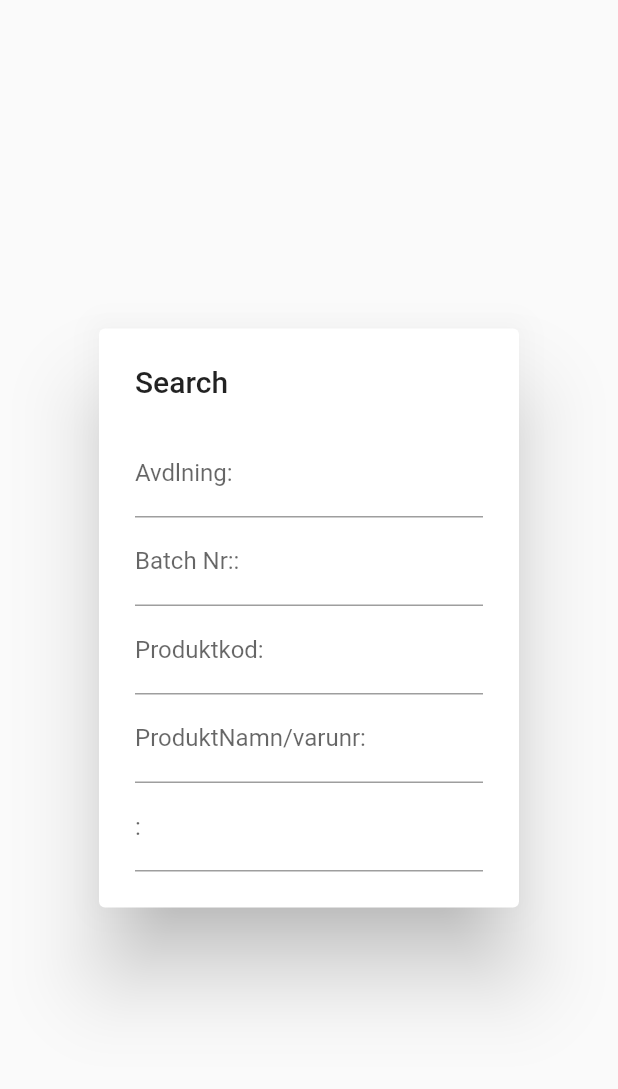
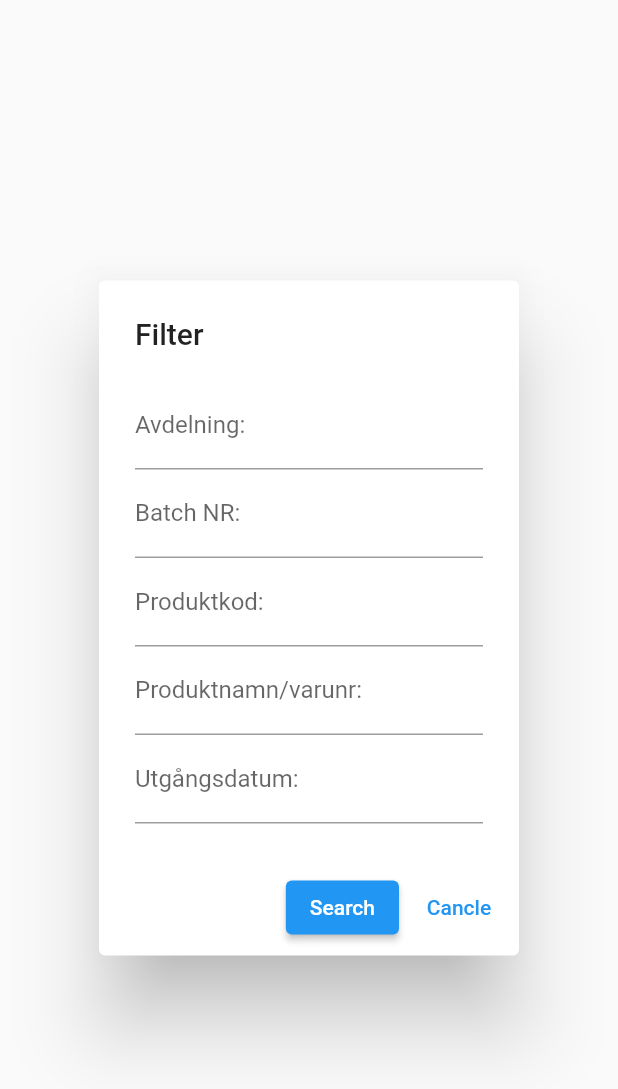
Before and after one commit to Christoffer-JL/Expiration-System-For-Nordic-Hospitals-And-Pharmacies, a Flutter app: the PopUpInsert widget shown alone on an empty page, opened directly, on a phone screen of 412 x 824 dp. Shown: the top 1089 px of the screen. Run offline on Flutter 3.47's test engine with Material 2 defaults, Android fonts, the light colour scheme and no system bars.

Commit message:
PopUpInsert done

```diff
--- a/lib/widgets/pop_up_insert.dart
+++ b/lib/widgets/pop_up_insert.dart
@@ -1,58 +1,111 @@
 import 'package:flutter/material.dart';
 
-class PopUpInsert extends StatelessWidget {
+class PopUpInsert extends StatefulWidget {
+  @override
+  _PopUpInsert createState() => _PopUpInsert();
+}
 
+class _PopUpInsert extends State<PopUpInsert> {
+  TextEditingController dateController = TextEditingController();
+  TextEditingController otherController1 = TextEditingController();
+  TextEditingController otherController2 = TextEditingController();
+  TextEditingController otherController3 = TextEditingController();
+  TextEditingController otherController4 = TextEditingController();
+
+  Future<void> _selectDate(BuildContext context) async {
+    final DateTime? picked = await showDatePicker(
+      context: context,
+      initialDate: DateTime.now(),
+      firstDate: DateTime(2000),
+      lastDate: DateTime(2500),
+    );
+
+    if (picked != null && picked != DateTime.now()) {
+      setState(() {
+        dateController.text = picked.toString().substring(0, 10);
+      });
+    }
+  }
 
   @override
-  Widget build (BuildContext context) {
+  Widget build(BuildContext context) {
     return AlertDialog(
-      title: Text('Search'),
+      title: Text('Filter'),
       content: Column(
         mainAxisSize: MainAxisSize.min,
         children: [
+          TextFormField(
+            controller: otherController1,
+            decoration: InputDecoration(labelText: 'Avdelning:',
+            hintText: 'fyll i avdelning '),
+          ),
+          TextFormField(
+            controller: otherController2,
+            decoration: InputDecoration(labelText: 'Batch NR: ',
+            hintText: 'fyll i batch nr '),
+          ),
+          TextFormField(
+            controller: otherController3,
+            decoration: InputDecoration(labelText: 'Produktkod: ',
+            hintText: 'fyll i produktkod ',),
+          ),
+          TextFormField(
+            controller: otherController4,
+            decoration: InputDecoration(labelText: 'Produktnamn/varunr: ',
+            hintText: 'fyll i produktnamn/varunr',),
+          ),
           TextField(
+            controller: dateController,
             decoration: InputDecoration(
-              labelText: 'Avdlning:',
-              hintText: 'fyll i',
-            ),
+              labelText: 'Utgångsdatum:',
+              hintText: 'fyll i utgångsdatum ',),
+            readOnly: true,
+            onTap: () => _selectDate(context),
           ),
+        ],
+      ),
+      actions: [
+        ElevatedButton(
+          onPressed: () {
 
-          TextField(
-            decoration: InputDecoration(
-              labelText: 'Batch Nr::',
-              hintText: 'fyll i',
-            ),
-          ),
-
-          TextField(
-            decoration: InputDecoration(
-              labelText: 'Produktkod:',
-              hintText: 'fyll i',
-            ),
-          ),
-
-          TextField(
-            decoration: InputDecoration(
-              labelText: 'ProduktNamn/varunr:',
-              hintText: 'fyll i',
-            ),
-          ),
-
-          TextField(
-            decoration: InputDecoration(
-              labelText: ':',
-              hintText: 'fyll i',
-            ),
-          ),
+            // Get the date from the date picker
+            String date = dateController.text;
+            // Get the text from the text fields
+            String input1 = otherController1.text;
+            String input2 = otherController2.text;
+            String input3 = otherController3.text;
+            String input4 = otherController4.text;
 
 
-        ],
-      ),
-      );
+           // logic for what happens when button is pressed
+            print('Date: $date');
+            print('1: $input1');
+            print('2: $input2');
+            print('3: $input3');
+            print('4: $input4');
+            // Close the pop up window
+            Navigator.of(context).pop();
+          },
+          child: Text('Search'),
+        ),
+        TextButton(
+          onPressed: () {
+            Navigator.of(context).pop();
+          },
+          child: Text('Cancle'),
+        ),
+      ],
+    );
+  }
 
-
-
-
-
+  @override
+  void dispose() {
+    // 释放控制器资源
+    dateController.dispose();
+    otherController1.dispose();
+    otherController2.dispose();
+    otherController3.dispose();
+    otherController4.dispose();
+    super.dispose();
   }
 }
```
